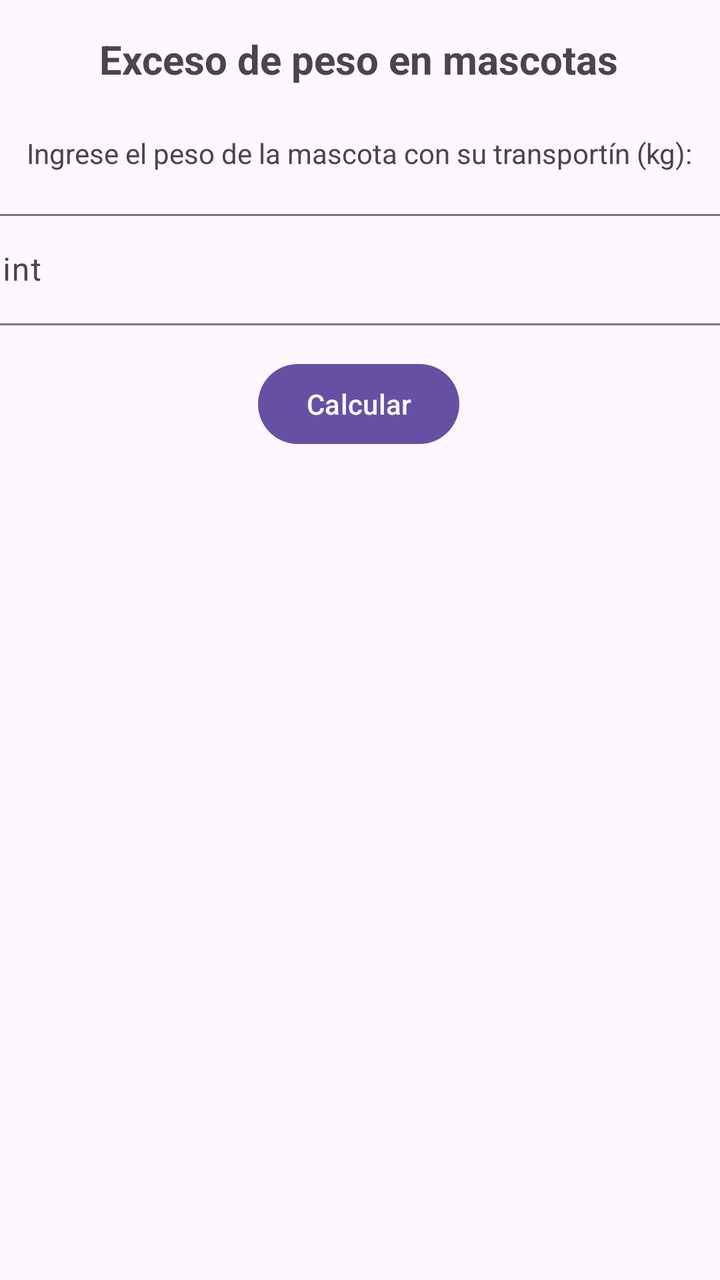
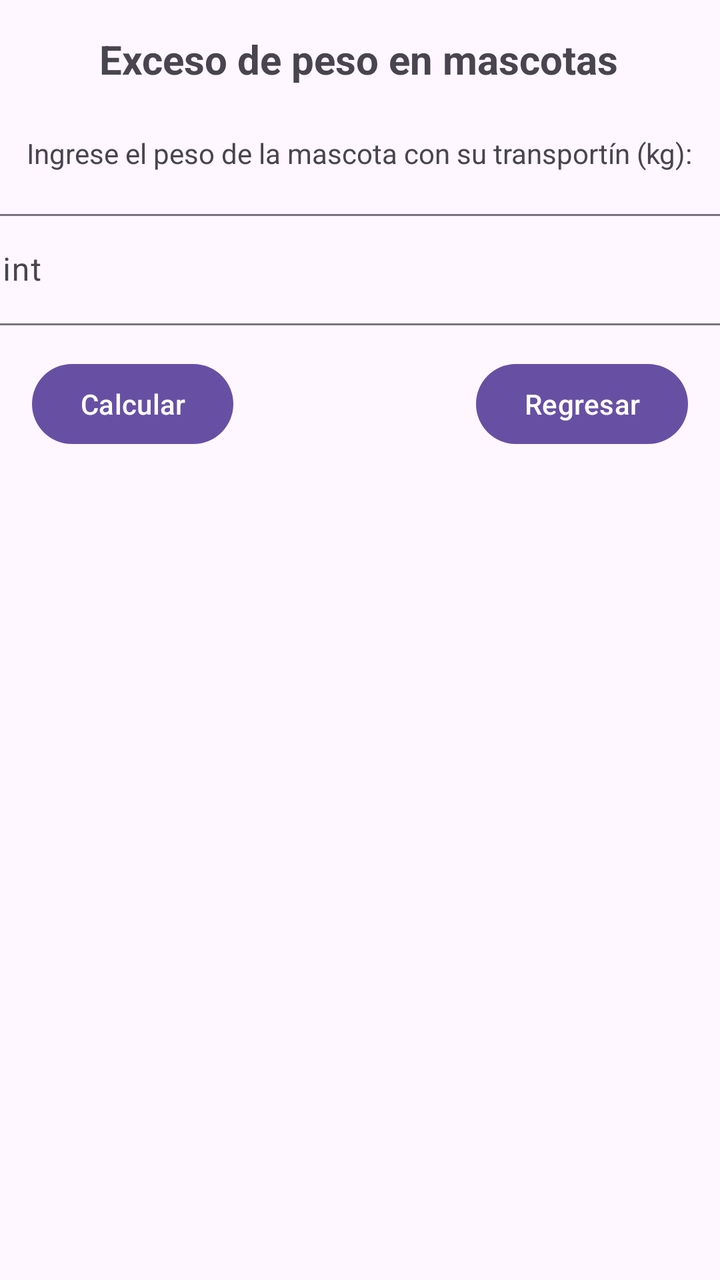

An Android layout rendered at two revisions. The XML below is the earlier revision; the diff shows what the commit changed to produce the second picture.
<!-- AndroidManifest.xml: application theme Theme.AppGrupo5 -->
<!-- res/layout/activity_pregunta2.xml -->
<?xml version="1.0" encoding="utf-8"?>
<androidx.constraintlayout.widget.ConstraintLayout xmlns:android="http://schemas.android.com/apk/res/android"
    xmlns:app="http://schemas.android.com/apk/res-auto"
    xmlns:tools="http://schemas.android.com/tools"
    android:id="@+id/main"
    android:layout_width="match_parent"
    android:layout_height="match_parent"
    tools:context=".Pregunta2Activity">

    <TextView
        android:id="@+id/textView5"
        android:layout_width="wrap_content"
        android:layout_height="wrap_content"
        android:layout_marginTop="16dp"
        android:text="Exceso de peso en mascotas"
        android:textSize="20sp"
        android:textStyle="bold"
        app:layout_constraintEnd_toEndOf="parent"
        app:layout_constraintHorizontal_bias="0.496"
        app:layout_constraintStart_toStartOf="parent"
        app:layout_constraintTop_toTopOf="parent" />

    <TextView
        android:id="@+id/textView6"
        android:layout_width="wrap_content"
        android:layout_height="wrap_content"
        android:layout_marginTop="24dp"
        android:text="Ingrese el peso de la mascota con su transportín (kg):"
        app:layout_constraintEnd_toEndOf="parent"
        app:layout_constraintHorizontal_bias="0.493"
        app:layout_constraintStart_toStartOf="parent"
        app:layout_constraintTop_toBottomOf="@+id/textView5" />

    <Button
        android:id="@+id/btnCalcularPreg2"
        android:layout_width="wrap_content"
        android:layout_height="wrap_content"
        android:layout_marginTop="92dp"
        android:text="Calcular"
        app:layout_constraintEnd_toEndOf="parent"
        app:layout_constraintHorizontal_bias="0.498"
        app:layout_constraintStart_toStartOf="parent"
        app:layout_constraintTop_toBottomOf="@+id/textView6" />

    <TextView
        android:id="@+id/txtResultado"
        android:layout_width="wrap_content"
        android:layout_height="wrap_content"
        android:layout_marginTop="44dp"
        app:layout_constraintEnd_toEndOf="parent"
        app:layout_constraintHorizontal_bias="0.498"
        app:layout_constraintStart_toStartOf="parent"
        app:layout_constraintTop_toBottomOf="@+id/btnCalcularPreg2" />

    <com.google.android.material.textfield.TextInputLayout
        android:layout_width="409dp"
        android:layout_height="wrap_content"
        app:layout_constraintBottom_toTopOf="@+id/btnCalcularPreg2"
        app:layout_constraintEnd_toEndOf="parent"
        app:layout_constraintStart_toStartOf="parent"
        app:layout_constraintTop_toBottomOf="@+id/textView6">

        <com.google.android.material.textfield.TextInputEditText
            android:id="@+id/txtPeso"
            android:layout_width="match_parent"
            android:layout_height="wrap_content"
            android:hint="hint" />
    </com.google.android.material.textfield.TextInputLayout>

</androidx.constraintlayout.widget.ConstraintLayout>
<!-- resources referenced by this layout -->
<resources>
  <style name="Theme.AppGrupo5" parent="Base.Theme.AppGrupo5" />
  <style name="Base.Theme.AppGrupo5" parent="Theme.Material3.DayNight.NoActionBar">
          
          
      </style>
</resources>

<!-- the commit's change to res/layout/activity_pregunta2.xml (unified diff, before → after) -->
@@ -35,10 +35,9 @@
         android:id="@+id/btnCalcularPreg2"
         android:layout_width="wrap_content"
         android:layout_height="wrap_content"
+        android:layout_marginStart="16dp"
         android:layout_marginTop="92dp"
         android:text="Calcular"
-        app:layout_constraintEnd_toEndOf="parent"
-        app:layout_constraintHorizontal_bias="0.498"
         app:layout_constraintStart_toStartOf="parent"
         app:layout_constraintTop_toBottomOf="@+id/textView6" />
 
@@ -53,6 +52,7 @@
         app:layout_constraintTop_toBottomOf="@+id/btnCalcularPreg2" />
 
     <com.google.android.material.textfield.TextInputLayout
+        android:id="@+id/textInputLayout2"
         android:layout_width="409dp"
         android:layout_height="wrap_content"
         app:layout_constraintBottom_toTopOf="@+id/btnCalcularPreg2"
@@ -67,4 +67,14 @@
             android:hint="hint" />
     </com.google.android.material.textfield.TextInputLayout>
 
+    <Button
+        android:id="@+id/btn_regresar2"
+        android:layout_width="wrap_content"
+        android:layout_height="wrap_content"
+        android:layout_marginTop="92dp"
+        android:layout_marginEnd="16dp"
+        android:text="Regresar"
+        app:layout_constraintEnd_toEndOf="parent"
+        app:layout_constraintTop_toBottomOf="@+id/textView6" />
+
 </androidx.constraintlayout.widget.ConstraintLayout>
